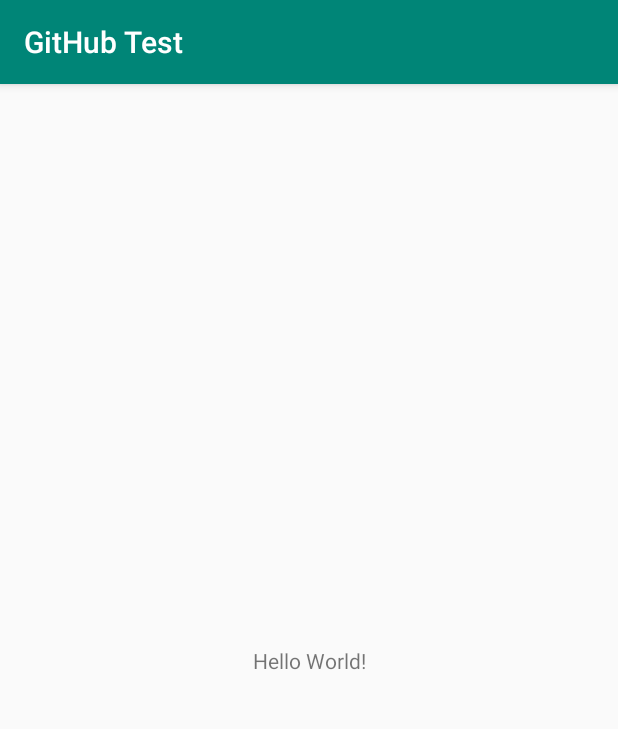
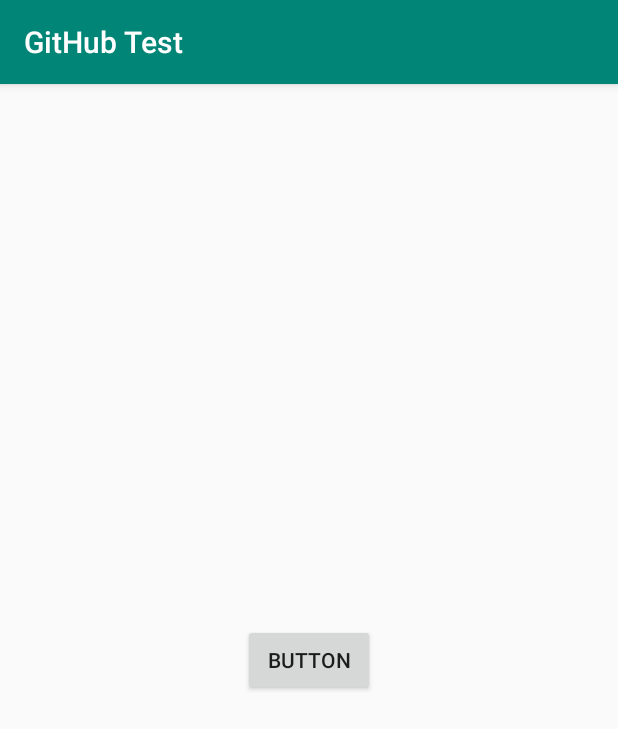
Before and after one commit to mjhaghparast/GitHubTest, an Android app: the screen it shows after launch (MainActivity), on a phone screen of 412 x 824 dp. Shown: the top 729 px of the screen. Run offline under Robolectric (Android 15) with nearby library versions, the phone set to English and light mode, and no system bars.

Commit message:
haghparast 2

```diff
--- a/app/src/main/java/ir/test/githubtest/MainActivity.java
+++ b/app/src/main/java/ir/test/githubtest/MainActivity.java
@@ -1,7 +1,9 @@
 package ir.test.githubtest;
 
+import android.os.Bundle;
 import android.support.v7.app.AppCompatActivity;
-import android.os.Bundle;
+import android.view.View;
+import android.widget.Toast;
 
 public class MainActivity extends AppCompatActivity
 {
@@ -11,5 +13,15 @@ public class MainActivity extends AppCompatActivity
 	{
 		super.onCreate(savedInstanceState);
 		setContentView(R.layout.activity_main);
+
+		findViewById(R.id.button).setOnClickListener(new View.OnClickListener()
+		{
+			@Override
+			public void onClick(View view)
+			{
+				Toast.makeText(MainActivity.this, "hello", Toast.LENGTH_SHORT).show();
+			}
+		});
+
 	}
 }
--- a/app/src/main/res/layout/activity_main.xml
+++ b/app/src/main/res/layout/activity_main.xml
@@ -6,13 +6,17 @@
     android:layout_height="match_parent"
     tools:context=".MainActivity">
 
-    <TextView
+    <Button
+        android:id="@+id/button"
         android:layout_width="wrap_content"
         android:layout_height="wrap_content"
-        android:text="Hello World!"
+        android:layout_marginStart="8dp"
+        android:layout_marginTop="8dp"
+        android:layout_marginEnd="8dp"
+        android:layout_marginBottom="8dp"
+        android:text="Button"
         app:layout_constraintBottom_toBottomOf="parent"
-        app:layout_constraintLeft_toLeftOf="parent"
-        app:layout_constraintRight_toRightOf="parent"
+        app:layout_constraintEnd_toEndOf="parent"
+        app:layout_constraintStart_toStartOf="parent"
         app:layout_constraintTop_toTopOf="parent" />
-
 </android.support.constraint.ConstraintLayout>
```
